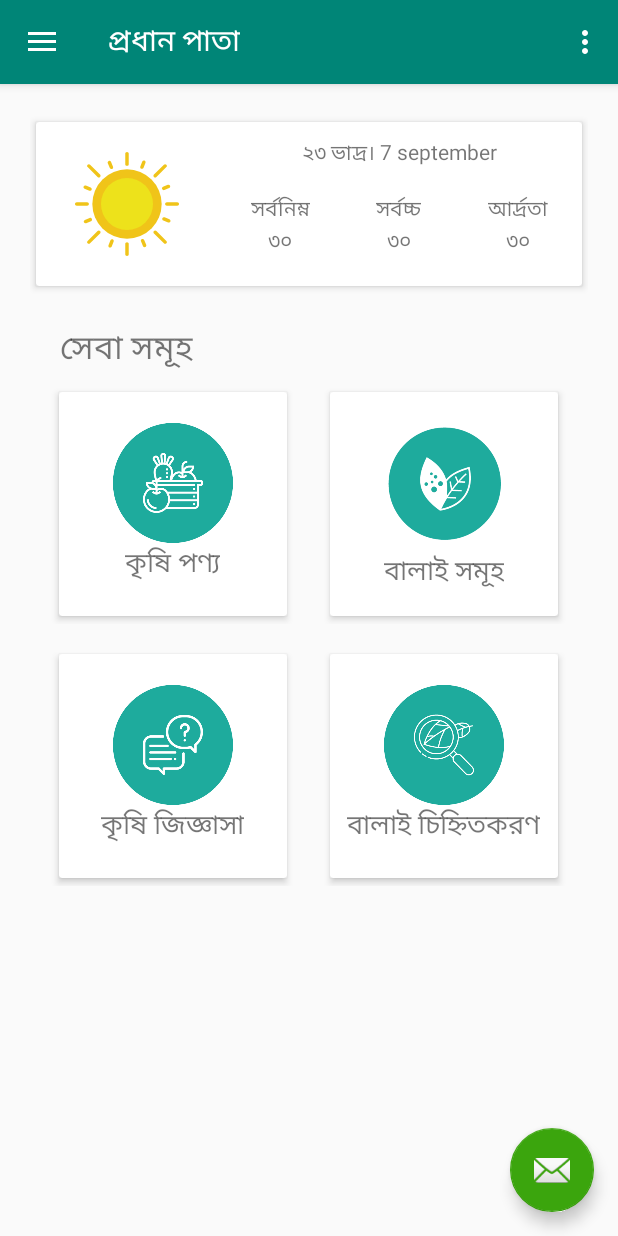
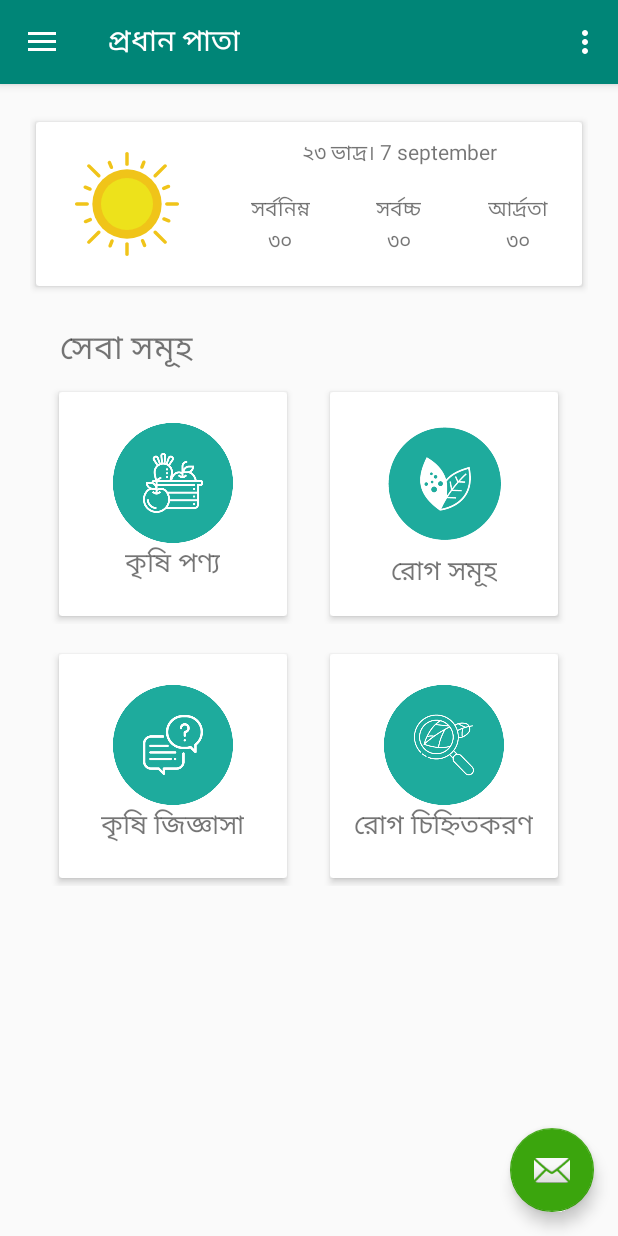
Before and after one commit to Smueez/chashi2, an Android app: the screen it shows after launch (LandingPage), after a tap on "নিবন্ধন ছাড়া প্রবেশ করতে চাই", on a phone screen of 412 x 824 dp. Run offline under Robolectric (Android 15) with nearby library versions, the phone set to English and light mode, and no system bars; our stand-ins replace Firebase (no records; nobody signed in at launch, a user with empty details on screens opened directly), Volley, navigation-ui; network calls fail.

Commit message:
Chasi v1.1

```diff
--- a/app/src/main/java/com/example/chashi/LandingPage.java
+++ b/app/src/main/java/com/example/chashi/LandingPage.java
@@ -33,14 +33,7 @@ public class LandingPage extends AppCompatActivity {
         setContentView(R.layout.activity_landing_page);
         Toolbar toolbar = findViewById(R.id.toolbar);
         setSupportActionBar(toolbar);
-        FloatingActionButton fab = findViewById(R.id.fab);
-        fab.setOnClickListener(new View.OnClickListener() {
-            @Override
-            public void onClick(View view) {
-                Snackbar.make(view, "Replace with your own action", Snackbar.LENGTH_LONG)
-                        .setAction("Action", null).show();
-            }
-        });
+
         DrawerLayout drawer = findViewById(R.id.drawer_layout);
         NavigationView navigationView = findViewById(R.id.nav_view);
         // Passing each menu ID as a set of Ids because each
@@ -53,6 +46,10 @@ public class LandingPage extends AppCompatActivity {
         NavController navController = Navigation.findNavController(this, R.id.nav_host_fragment);
         NavigationUI.setupActionBarWithNavController(this, navController, mAppBarConfiguration);
         NavigationUI.setupWithNavController(navigationView, navController);
+    }
+
+    public void setActionBarTitle(String title) {
+        getSupportActionBar().setTitle(title);
     }
 
     @Override
--- a/app/src/main/java/com/example/chashi/ui/home/HomeFragment.java
+++ b/app/src/main/java/com/example/chashi/ui/home/HomeFragment.java
@@ -87,6 +87,15 @@ public class HomeFragment extends Fragment {
     }
 
     @Override
+    public void onResume() {
+        ((LandingPage) getActivity())
+                .setActionBarTitle("প্রধান পাতা");
+
+        super.onResume();
+
+    }
+
+    @Override
     public void onViewCreated(@NonNull View view, @Nullable Bundle savedInstanceState) {
 
         txt_temp_min = (TextView) view.findViewById(R.id.temp_min);
@@ -165,7 +174,7 @@ public class HomeFragment extends Fragment {
                     newsList.add(news);
                 }
                 News_adapter news_adapter = new News_adapter(getActivity(),newsList);
-                listView.setAdapter(news_adapter);
+                //listView.setAdapter(news_adapter);
 
             }
 
@@ -226,17 +235,17 @@ public class HomeFragment extends Fragment {
                     centi = Math.round(centi);
                     txt_temp_max.setText(String.valueOf(centi));
                     txt_humidity.setText(humidity);
-                    Toast.makeText(getContext(), "hocche", Toast.LENGTH_LONG).show();
+                    //Toast.makeText(getContext(), "hocche", Toast.LENGTH_LONG).show();
 
                 } catch (JSONException e) {
                     e.printStackTrace();
-                    Toast.makeText(getContext(), "error", Toast.LENGTH_LONG).show();
+                    //Toast.makeText(getContext(), "error", Toast.LENGTH_LONG).show();
                 }
             }
         }, new Response.ErrorListener() {
             @Override
             public void onErrorResponse(VolleyError error) {
-                Toast.makeText(getContext(), "error", Toast.LENGTH_LONG).show();
+                //Toast.makeText(getContext(), "error", Toast.LENGTH_LONG).show();
             }
         });
 
--- a/app/src/main/res/layout/fragment_home.xml
+++ b/app/src/main/res/layout/fragment_home.xml
@@ -191,7 +191,7 @@
                         <TextView
                             android:layout_width="wrap_content"
                             android:layout_height="wrap_content"
-                            android:text="বালাই সমূহ"
+                            android:text="রোগ সমূহ"
                             android:textSize="18sp" />
                     </LinearLayout>
                 </androidx.cardview.widget.CardView>
@@ -257,7 +257,7 @@
                         <TextView
                             android:layout_width="wrap_content"
                             android:layout_height="wrap_content"
-                            android:text="বালাই চিহ্নিতকরণ"
+                            android:text="রোগ চিহ্নিতকরণ"
                             android:textSize="18sp" />
                     </LinearLayout>
                 </androidx.cardview.widget.CardView>
--- a/app/src/main/res/values/strings.xml
+++ b/app/src/main/res/values/strings.xml
@@ -11,7 +11,7 @@
 
     <string name="menu_home">প্রধান পাতা</string>
     <string name="menu_gallery">কৃষি পণ্য</string>
-    <string name="menu_slideshow">বালাইসমূহ</string>
+    <string name="menu_slideshow">রোগ সমূহ</string>
     <string name="menu_tools">কৃষি জিজ্ঞাসা</string>
     <string name="menu_share">অ্যাপ তথ্য</string>
     <string name="menu_send">Send</string>
```
Also changed, not shown: app/src/main/java/com/example/chashi/News.java (+21 -0 lines), app/src/main/java/com/example/chashi/ui/forums/ForumFragment.java (+10 -0 lines), app/src/main/java/com/example/chashi/ui/gallery/GalleryFragment.java (+10 -0 lines), app/src/main/java/com/example/chashi/ui/scan/TestDiseaseFragment.java (+10 -0 lines).
